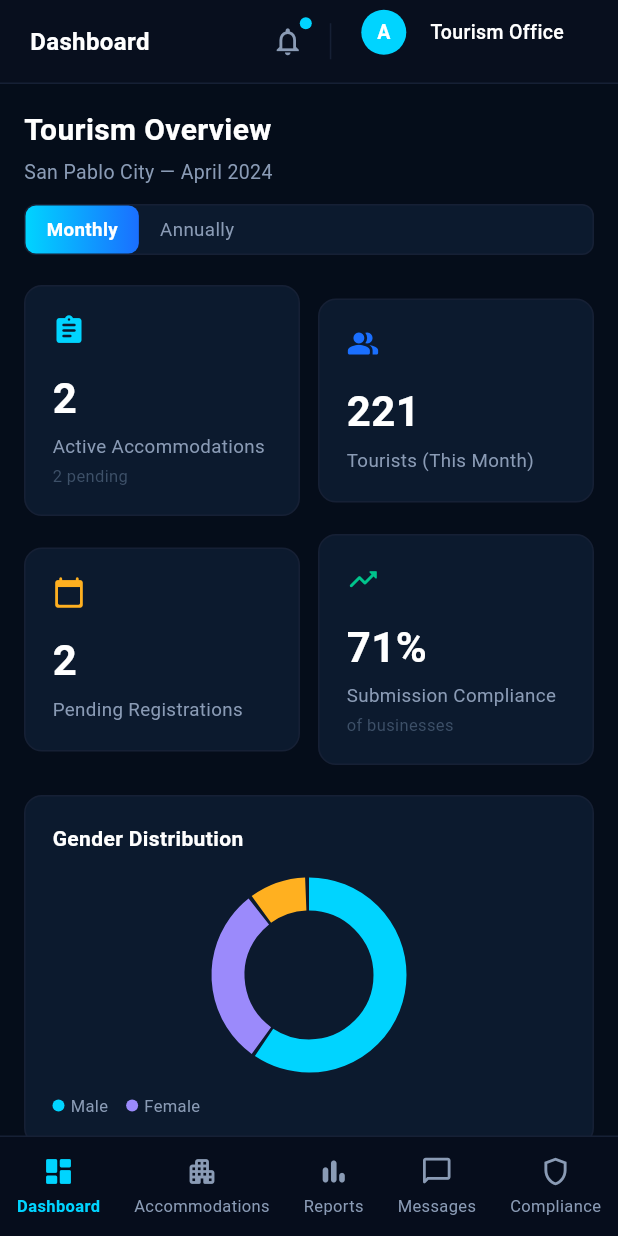
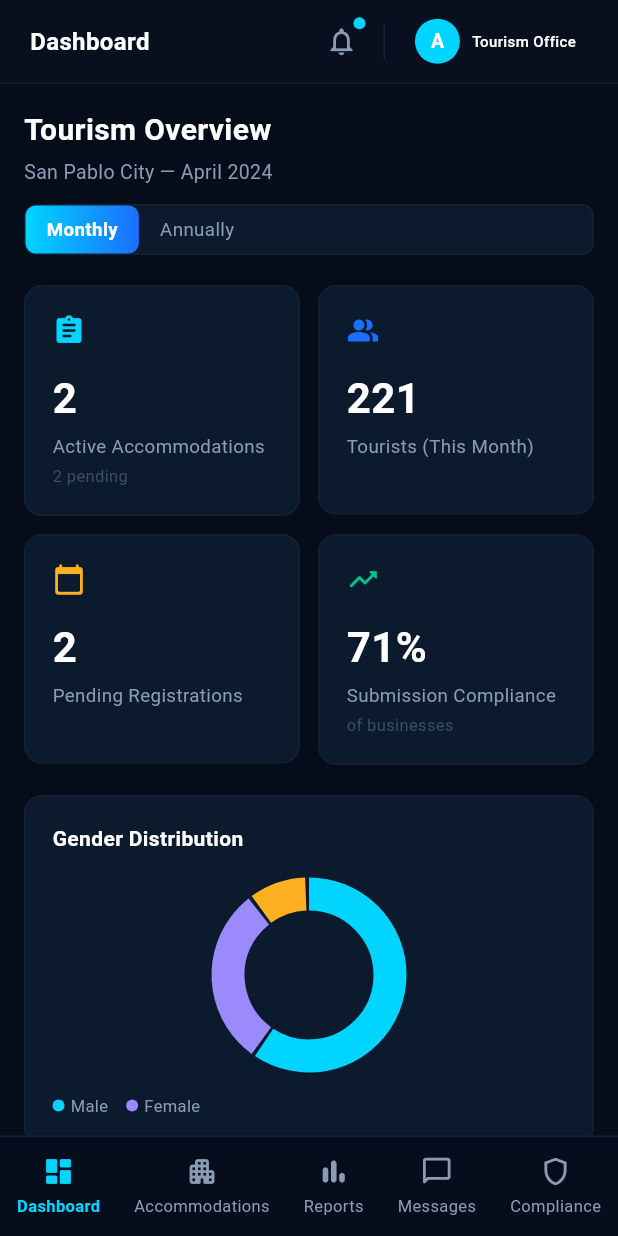
Before and after one commit to MiksDev04/tourism_app, a Flutter app: the AdminLayout screen opened directly with empty values, after a tap on the "notifications" icon, on a phone screen of 412 x 824 dp. Run offline on Flutter 3.47's test engine with Material 3 defaults, Android fonts, the phone set to English and light mode, and no system bars; our stand-ins replace open_file; missing offline and left inert: window_manager.

```diff
--- a/lib/ui/admin/pages/admin_dashboard_page.dart
+++ b/lib/ui/admin/pages/admin_dashboard_page.dart
@@ -195,6 +195,8 @@ class _PillTab extends StatelessWidget {
 
 // ─── Stat Cards ───────────────────────────────────────────────────────────────
 
+// ─── Stat Cards ───────────────────────────────────────────────────────────────
+
 class _StatCards extends StatelessWidget {
   const _StatCards({required this.isNarrow, required this.isMedium});
 
@@ -237,6 +239,7 @@ class _StatCards extends StatelessWidget {
       return Column(
         children: [
           Row(
+            crossAxisAlignment: CrossAxisAlignment.start,
             children: [
               Expanded(child: _StatCard(data: _cards[0])),
               const SizedBox(width: 12),
@@ -245,6 +248,7 @@ class _StatCards extends StatelessWidget {
           ),
           const SizedBox(height: 12),
           Row(
+            crossAxisAlignment: CrossAxisAlignment.start,
             children: [
               Expanded(child: _StatCard(data: _cards[2])),
               const SizedBox(width: 12),
@@ -256,6 +260,7 @@ class _StatCards extends StatelessWidget {
     }
     // Single row on medium/wide
     return Row(
+      crossAxisAlignment: CrossAxisAlignment.start,
       children: _cards
           .expand(
             (d) => [
@@ -291,8 +296,11 @@ class _StatCard extends StatelessWidget {
   @override
   Widget build(BuildContext context) {
     return _DashCard(
+      child: SizedBox(
+        width: double.infinity,
         child: Column(
           crossAxisAlignment: CrossAxisAlignment.start,
+          mainAxisSize: MainAxisSize.min,
           children: [
             Icon(data.icon, color: data.iconColor, size: 22),
             const SizedBox(height: 14),
@@ -307,21 +315,29 @@ class _StatCard extends StatelessWidget {
             const SizedBox(height: 4),
             Text(
               data.label,
-            style: const TextStyle(color: AppColors.textGray, fontSize: 12.5),
+              style: const TextStyle(
+                color: AppColors.textGray,
+                fontSize: 12.5,
+              ),
             ),
             if (data.sub != null) ...[
               const SizedBox(height: 2),
               Text(
                 data.sub!,
-              style: const TextStyle(color: AppColors.textSubtle, fontSize: 11),
+                style: const TextStyle(
+                  color: AppColors.textSubtle,
+                  fontSize: 11,
+                ),
               ),
             ],
+            // Add an empty SizedBox as placeholder for cards without sub
+            if (data.sub == null) const SizedBox(height: 17),
           ],
+        ),
       ),
     );
   }
 }
-
 // ─── Donut Charts Row ─────────────────────────────────────────────────────────
 
 class _DonutChartsRow extends StatelessWidget {
@@ -790,7 +806,7 @@ class _DonutChart extends StatefulWidget {
 class _DonutChartState extends State<_DonutChart>
     with SingleTickerProviderStateMixin {
   late AnimationController _controller;
-  final int _hoveredIndex = -1;
+  int _hoveredIndex = -1;
 
   @override
   void initState() {
--- a/lib/ui/shared/widgets/admin_header.dart
+++ b/lib/ui/shared/widgets/admin_header.dart
@@ -83,25 +83,41 @@ class _NotificationBell extends StatelessWidget {
   }
 }
 
-class _ProfileButton extends StatelessWidget {
+class _ProfileButton extends StatefulWidget {
+  const _ProfileButton({
+    this.displayName = 'Tourism Office',
+    this.initials = 'A',
+  });
+
+  final String displayName;
+  final String initials;
+
+  @override
+  State<_ProfileButton> createState() => _ProfileButtonState();
+}
+
+class _ProfileButtonState extends State<_ProfileButton> {
+  bool _isHovered = false;
+
   @override
   Widget build(BuildContext context) {
-    return Material(
-      color: Colors.transparent, // Make background transparent
-      child: Column(
-        children: [
-          Row(
-            children: [
-              Center(
-                child: InkWell(
-                  onTap: () => Navigator.pushReplacementNamed(context, AppRoutes.adminProfile),
+    return GestureDetector(
+      onTap: () =>
+          Navigator.pushReplacementNamed(context, AppRoutes.adminProfile),
+      child: MouseRegion(
+        onEnter: (_) => setState(() => _isHovered = true),
+        onExit: (_) => setState(() => _isHovered = false),
+        cursor: SystemMouseCursors.click,
+        child: Container(
+          padding: const EdgeInsets.symmetric(horizontal: 8, vertical: 4),
+          decoration: BoxDecoration(
             borderRadius: BorderRadius.circular(8),
-                  hoverColor: AppColors.cardBorder.withOpacity(0.3),
-                  splashColor: AppColors.primaryCyan.withOpacity(0.2),
-                  highlightColor: AppColors.textGray.withOpacity(0.1),
-                  child: Padding(
-                    padding: const EdgeInsets.symmetric(horizontal: 8, vertical: 4),
+            color: _isHovered
+                ? AppColors.cardBorder.withOpacity(0.3)
+                : Colors.transparent,
+          ),
           child: Row(
+            mainAxisSize: MainAxisSize.min,
             children: [
               Container(
                 width: 30,
@@ -111,9 +127,9 @@ class _ProfileButton extends StatelessWidget {
                   shape: BoxShape.circle,
                 ),
                 alignment: Alignment.center,
-                          child: const Text(
-                            'A',
-                            style: TextStyle(
+                child: Text(
+                  widget.initials,
+                  style: const TextStyle(
                     color: AppColors.textWhite,
                     fontSize: 13,
                     fontWeight: FontWeight.w700,
@@ -121,26 +137,18 @@ class _ProfileButton extends StatelessWidget {
                 ),
               ),
               const SizedBox(width: 8),
-                        Padding(
-                          padding: const EdgeInsets.all(8.0),
-                          child: const Text(
-                            'Tourism Office',
-                            style: TextStyle(
+              Text(
+                widget.displayName,
+                style: const TextStyle(
                   color: AppColors.textWhite,
-                              fontSize: 13,
+                  fontSize: 10,
                   fontWeight: FontWeight.w500,
-                            ),
                 ),
               ),
             ],
           ),
         ),
       ),
-              ),
-            ],
-          ),
-        ],
-      ),
     );
   }
 }
--- a/lib/ui/shared/widgets/business_header.dart
+++ b/lib/ui/shared/widgets/business_header.dart
@@ -91,7 +91,7 @@ class _NotificationBell extends StatelessWidget {
   }
 }
 
-class _ProfileButton extends StatelessWidget {
+class _ProfileButton extends StatefulWidget {
   const _ProfileButton({
     this.displayName = 'Juan Dela Cruz',
     this.businessName = 'grandhotel',
@@ -103,10 +103,29 @@ class _ProfileButton extends StatelessWidget {
   final String initials;
 
   @override
+  State<_ProfileButton> createState() => _ProfileButtonState();
+}
+
+class _ProfileButtonState extends State<_ProfileButton> {
+  bool _isHovered = false;
+
+  @override
   Widget build(BuildContext context) {
     return GestureDetector(
       onTap: () =>
           Navigator.pushReplacementNamed(context, AppRoutes.businessProfile),
+      child: MouseRegion(
+        onEnter: (_) => setState(() => _isHovered = true),
+        onExit: (_) => setState(() => _isHovered = false),
+        cursor: SystemMouseCursors.click,
+        child: Container(
+          padding: const EdgeInsets.symmetric(horizontal: 8, vertical: 4),
+          decoration: BoxDecoration(
+            borderRadius: BorderRadius.circular(8),
+            color: _isHovered
+                ? AppColors.cardBorder.withOpacity(0.3)
+                : Colors.transparent,
+          ),
           child: Row(
             children: [
               Container(
@@ -118,7 +137,7 @@ class _ProfileButton extends StatelessWidget {
                 ),
                 alignment: Alignment.center,
                 child: Text(
-              initials,
+                  widget.initials,
                   style: const TextStyle(
                     color: AppColors.textWhite,
                     fontSize: 13,
@@ -132,7 +151,7 @@ class _ProfileButton extends StatelessWidget {
                 mainAxisSize: MainAxisSize.min,
                 children: [
                   Text(
-                displayName,
+                    widget.displayName,
                     style: const TextStyle(
                       color: AppColors.textWhite,
                       fontSize: 10,
@@ -140,7 +159,7 @@ class _ProfileButton extends StatelessWidget {
                     ),
                   ),
                   Text(
-                businessName,
+                    widget.businessName,
                     style: const TextStyle(
                       color: AppColors.textGray,
                       fontSize: 9,
@@ -151,6 +170,8 @@ class _ProfileButton extends StatelessWidget {
               ),
             ],
           ),
+        ),
+      ),
     );
   }
 }
```
Also changed, not shown: lib/ui/business/pages/business_dashboard_page.dart (+32 -44 lines), lib/ui/shared/widgets/admin_sidebar.dart (+22 -45 lines), lib/ui/shared/widgets/business_sidebar.dart (+23 -46 lines). Lines whose indentation alone changed are shown as unchanged.
